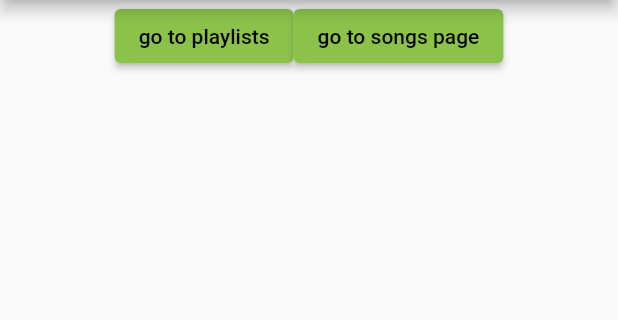
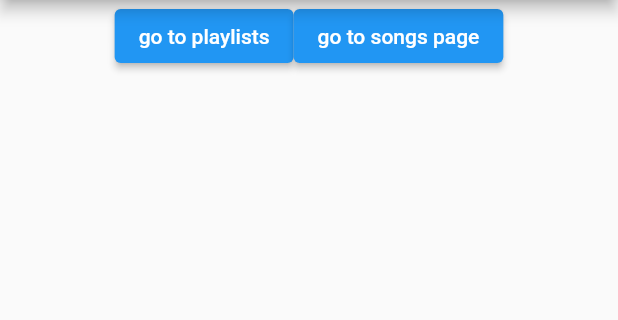
Before and after one commit to cjsmocjsmo/ampflo, a Flutter app: the screen it shows after launch, on a phone screen of 412 x 824 dp, the part 84-404 px from its top. Run offline on Flutter 3.47's test engine with Material 2 defaults, Android fonts, the phone set to English and light mode, and no system bars; statements that could not run were skipped.

Commit message:
more theme stuff

```diff
--- a/lib/main.dart
+++ b/lib/main.dart
@@ -16,15 +16,13 @@ class MyApp extends StatelessWidget {
         '/Songs': (context) => SongsScreen(),
 
       },
-      theme: ThemeData(
-        colorScheme: ColorScheme.fromSwatch(
-          primarySwatch: Colors.lightGreen,
-          primaryColorDark: Colors.lightGreen[900],
-          accentColor: Colors.cyan[500],
-          cardColor: Colors.amber[300],
-          errorColor: Colors.red,
-          backgroundColor: Colors.lightGreen[400],
-          )
+      theme: ThemeData.dark().copyWith(
+        primaryColor: Colors.lightGreen,
+        accentColor: Colors.cyan[500],
+        // cardColor: Colors.amber[300],
+        //   errorColor: Colors.red,
+        backgroundColor: Colors.lightGreen[400],
+        )
       ),
     );
   }
```
